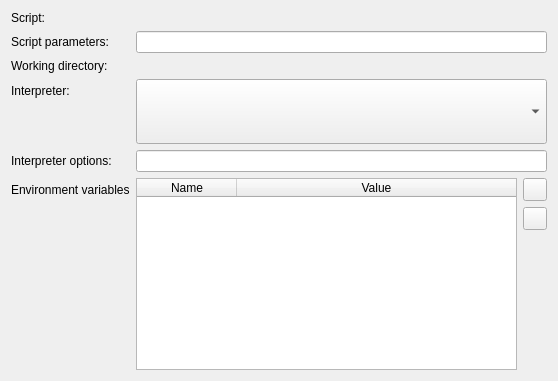
Old version of the form forms/widget_run_cfg.ui in the repository merbst/QIdle.
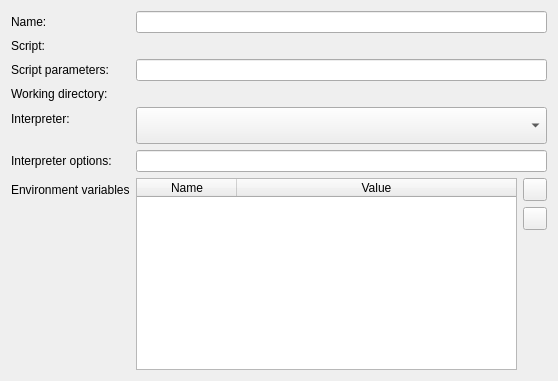
New version of the form. Icons and pictures are not drawn. Custom widgets are drawn as their Qt base class.

Commit message:
Finish project run configuration dialog Added some shortcuts in the tree widget to create/edit a run config for the selected module or to run it directly (with a default working config)
Also mode some various ui improvements and fixed a few bugs

The edit to the form file:
```diff
--- a/forms/widget_run_cfg.ui
+++ b/forms/widget_run_cfg.ui
@@ -17,34 +17,34 @@
    <property name="fieldGrowthPolicy">
     <enum>QFormLayout::AllNonFixedFieldsGrow</enum>
    </property>
-   <item row="0" column="0">
+   <item row="1" column="0">
     <widget class="QLabel" name="label">
      <property name="text">
       <string>Script:</string>
      </property>
     </widget>
    </item>
-   <item row="0" column="1">
+   <item row="1" column="1">
     <widget class="FilePicker" name="pickerScript" native="true"/>
    </item>
-   <item row="2" column="0">
+   <item row="3" column="0">
     <widget class="QLabel" name="label_2">
      <property name="text">
       <string>Script parameters:</string>
      </property>
     </widget>
    </item>
-   <item row="2" column="1">
+   <item row="3" column="1">
     <widget class="QLineEdit" name="lineEditScriptParams"/>
    </item>
-   <item row="4" column="0">
-    <widget class="QLabel" name="label_3">
+   <item row="5" column="0">
+    <widget class="QLabel" name="lblInterpreter">
      <property name="text">
       <string>Interpreter:</string>
      </property>
     </widget>
    </item>
-   <item row="4" column="1">
+   <item row="5" column="1">
     <widget class="QComboBox" name="comboBoxInterpreter">
      <property name="sizePolicy">
       <sizepolicy hsizetype="Preferred" vsizetype="Expanding">
@@ -54,24 +54,24 @@
      </property>
     </widget>
    </item>
-   <item row="5" column="0">
+   <item row="6" column="0">
     <widget class="QLabel" name="label_4">
      <property name="text">
       <string>Interpreter options:</string>
      </property>
     </widget>
    </item>
-   <item row="5" column="1">
+   <item row="6" column="1">
     <widget class="QLineEdit" name="lineEdidInterpreterOpts"/>
    </item>
-   <item row="6" column="0">
+   <item row="7" column="0">
     <widget class="QLabel" name="label_6">
      <property name="text">
       <string>Environment variables</string>
      </property>
     </widget>
    </item>
-   <item row="6" column="1">
+   <item row="7" column="1">
     <layout class="QHBoxLayout" name="horizontalLayout">
      <item>
       <widget class="QTableWidget" name="tableWidgetEnvVars">
@@ -93,6 +93,9 @@
        <property name="gridStyle">
         <enum>Qt::SolidLine</enum>
        </property>
+       <property name="sortingEnabled">
+        <bool>true</bool>
+       </property>
        <property name="rowCount">
         <number>0</number>
        </property>
@@ -163,16 +166,26 @@
      </item>
     </layout>
    </item>
-   <item row="3" column="0">
+   <item row="4" column="0">
     <widget class="QLabel" name="label_5">
      <property name="text">
       <string>Working directory:</string>
      </property>
     </widget>
    </item>
-   <item row="3" column="1">
+   <item row="4" column="1">
     <widget class="FilePicker" name="pickerWorkingDir" native="true"/>
    </item>
+   <item row="0" column="0">
+    <widget class="QLabel" name="lblName">
+     <property name="text">
+      <string>Name:</string>
+     </property>
+    </widget>
+   </item>
+   <item row="0" column="1">
+    <widget class="QLineEdit" name="lineEditName"/>
+   </item>
   </layout>
  </widget>
  <customwidgets>
```
Left out of the diff: 9 changed lines with no effect on the pictures. The commit also changes 21 other files.
